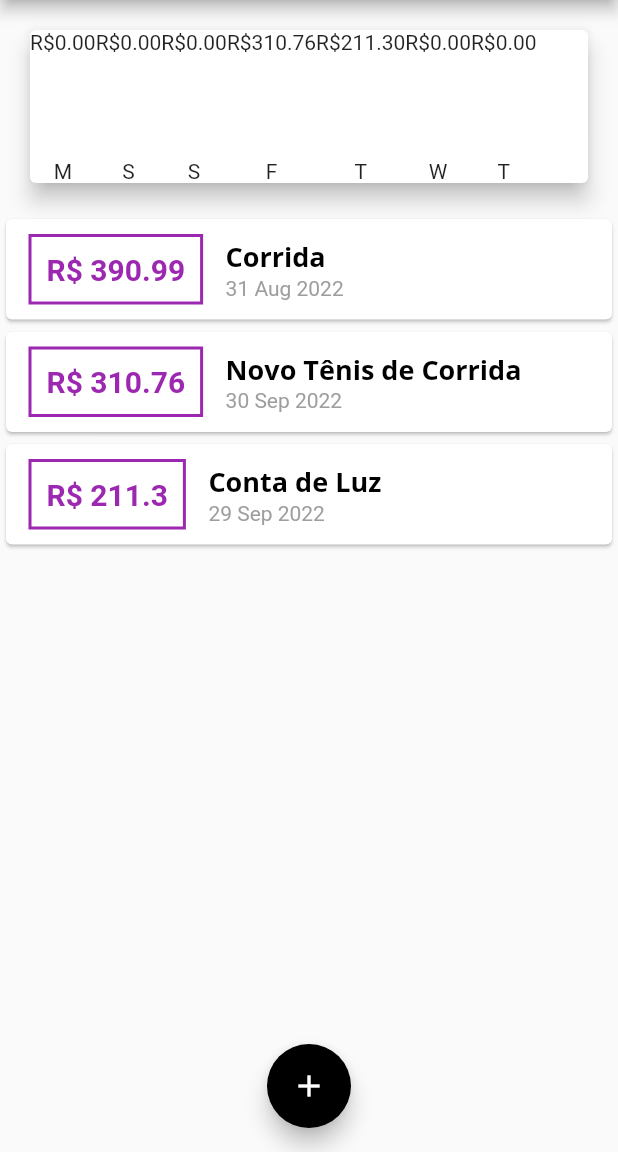
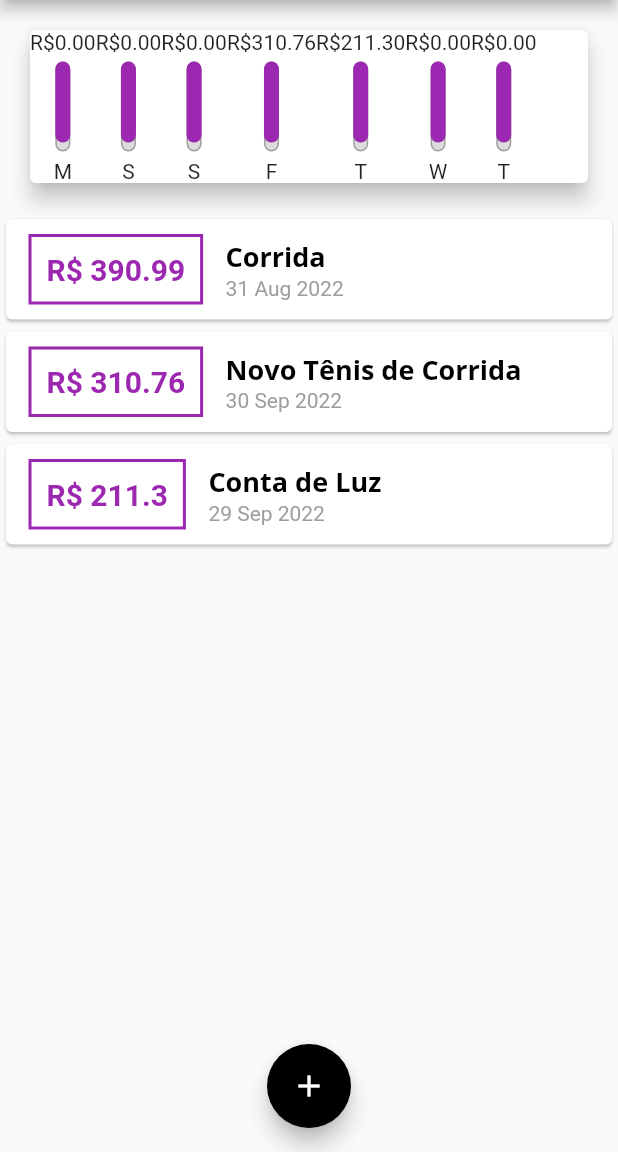
Before and after one commit to DaniloSacramento/Despesas-Pessoais-App, a Flutter app: the screen it shows after launch, on a phone screen of 412 x 824 dp, the part 84-1236 px from its top. Run offline on Flutter 3.47's test engine with Material 2 defaults, Android fonts, the phone set to English and light mode, and no system bars.

Commit message:
chart widget 3

```diff
--- a/expenses/lib/components/chart.dart
+++ b/expenses/lib/components/chart.dart
@@ -50,7 +50,7 @@ class Chart extends StatelessWidget {
        return ChartBar(
             label: tr['day'] as String,
             value: tr['value'] as double,
-            percentage: 0,
+            percentage: 0.9,
           );
         }).toList(),
       ),
--- a/expenses/lib/components/chart_bar.dart
+++ b/expenses/lib/components/chart_bar.dart
@@ -21,7 +21,27 @@ class ChartBar extends StatelessWidget {
         Container(
           height: 60,
           width: 10,
-          child: null,
+          child: Stack(
+            children: [
+              Container(decoration: BoxDecoration(
+                border: Border.all(
+                  color: Colors.grey,
+                  width: 1.0,
+                ) ,
+                color: Color.fromRGBO(220, 220, 220, 1),
+                borderRadius: BorderRadius.circular(5)
+              ),
+              ),
+              FractionallySizedBox(
+                heightFactor: percentage,
+                child: Container(decoration: BoxDecoration(
+                 color: Theme.of(context).colorScheme.primary,
+                 borderRadius: BorderRadius.circular(5)
+                )
+                ),
+                )
+            ],
+          ),
         ),
         SizedBox(height: 5),
         Text(label!),
```
